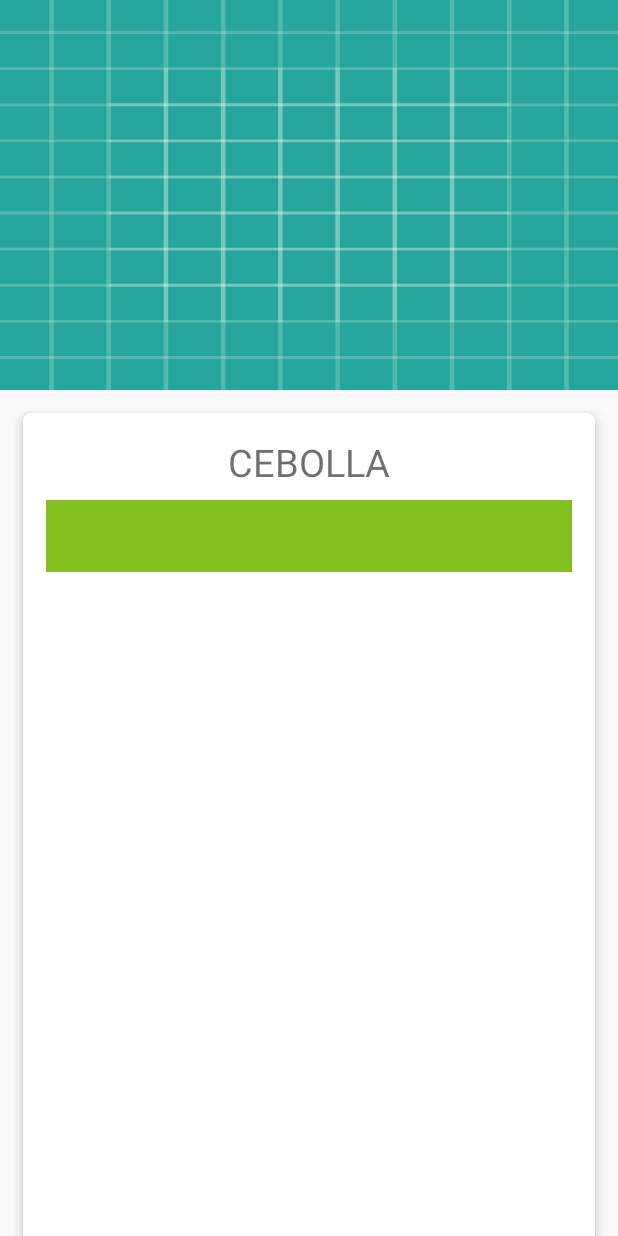
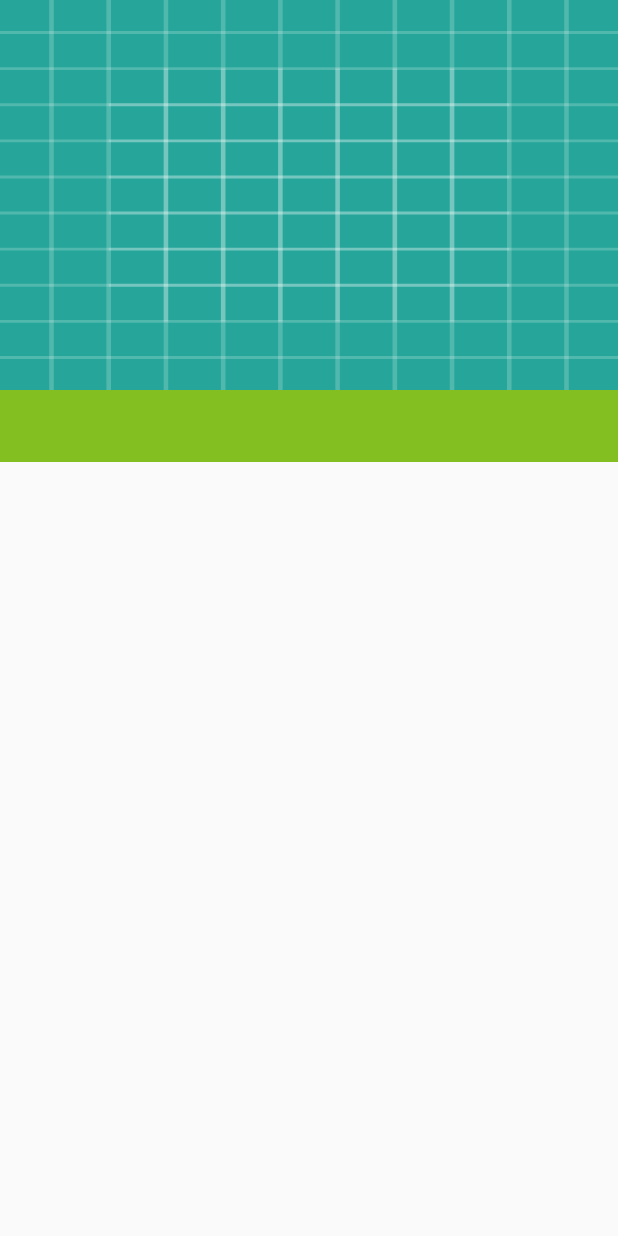
Before and after one commit to stefanny98/NutriPlayApp, an Android app: the layout activity_jobsdetallereceta.xml on its own in the app's theme, with its tools: preview values and no code run, on a phone screen of 412 x 824 dp. Run offline under Robolectric (Android 15) with nearby library versions, the phone set to English and light mode, and no system bars.

Commit message:
Change View Receta

```diff
--- a/app/src/main/java/com/tecsup/nutriplayapp/fragments/IngredientesFragment.java
+++ b/app/src/main/java/com/tecsup/nutriplayapp/fragments/IngredientesFragment.java
@@ -1,5 +1,6 @@
 package com.tecsup.nutriplayapp.fragments;
 
+import android.content.Context;
 import android.os.Bundle;
 import android.support.v4.app.Fragment;
 import android.view.LayoutInflater;
@@ -12,6 +13,9 @@ import com.tecsup.nutriplayapp.R;
 
 import java.util.Arrays;
 import java.util.List;
+
+import uk.co.chrisjenx.calligraphy.CalligraphyConfig;
+import uk.co.chrisjenx.calligraphy.CalligraphyContextWrapper;
 
 
 public class IngredientesFragment extends Fragment {
@@ -32,4 +36,5 @@ public class IngredientesFragment extends Fragment {
         }
         return view;
     }
+
 }
--- a/app/src/main/java/com/tecsup/nutriplayapp/fragments/TiendaFragment.java
+++ b/app/src/main/java/com/tecsup/nutriplayapp/fragments/TiendaFragment.java
@@ -45,8 +45,8 @@ public class TiendaFragment extends Fragment {
         uid = user.getUid();
         //uid = "uX9yWXRpKcaC1JnupQ1IoODzjBr2";
 
-        misrecetasList = (RecyclerView) view.findViewById(R.id.tiendaLista);
-        total_monedas = (TextView)view.findViewById(R.id.total_monedas);
+        misrecetasList =  view.findViewById(R.id.tiendaLista);
+        total_monedas = view.findViewById(R.id.total_monedas);
 
         progress = new ProgressDialog(getContext());
         progress.setTitle("Cargando");
--- a/app/src/main/res/layout/activity_jobsdetallereceta.xml
+++ b/app/src/main/res/layout/activity_jobsdetallereceta.xml
@@ -23,6 +23,7 @@
             android:fitsSystemWindows="true"
             android:theme="@style/ThemeOverlay.AppCompat.Dark"
             app:contentScrim="@color/colorPrimary"
+            app:expandedTitleTextAppearance="@style/TextAppearance.Design.CollapsingToolbar.Expanded.Shadow"
             app:layout_scrollFlags="scroll|exitUntilCollapsed">
 
             <ImageView
@@ -54,50 +55,32 @@
                 android:layout_width="match_parent"
                 android:layout_height="wrap_content">
 
-                <android.support.v7.widget.CardView
-                    android:id="@+id/card_ejemplo"
-                    android:layout_width="match_parent"
-                    android:layout_height="match_parent"
-                    android:layout_margin="15dp"
-                    app:cardCornerRadius="5dp"
-                    app:cardElevation="5dp">
-
-
                 <RelativeLayout
                     android:layout_width="match_parent"
                     android:layout_height="wrap_content"
-                        android:layout_margin="15dp">
-
-                        <TextView
-                            android:id="@+id/nombre"
-                            android:layout_width="match_parent"
-                            android:layout_height="wrap_content"
-                            android:layout_centerHorizontal="true"
-                            android:gravity="center"
-                            android:text="CEBOLLA"
-                            android:textColor="#90000000"
-                            android:textSize="25sp" />
+                   >
 
                     <android.support.design.widget.TabLayout
-                            android:layout_below="@+id/nombre"
                         android:id="@+id/tabDetalle"
                         android:layout_width="match_parent"
                         android:layout_height="wrap_content"
-                            android:layout_marginTop="8dp"
+
+                        app:tabIndicatorHeight="2dp"
+                        app:tabTextColor="@color/colorSecondaryText"
+                        app:tabSelectedTextColor="@color/white"
                         android:background="@color/colorPrimary">
 
                     </android.support.design.widget.TabLayout>
 
                     <android.support.v4.view.ViewPager
-                            android:layout_below="@+id/tabDetalle"
+                        android:padding="16dp"
                         android:id="@+id/pagerDetalle"
                         android:layout_width="wrap_content"
                         android:layout_height="wrap_content"
-                            android:layout_marginBottom="12dp"
-                            android:layout_marginTop="12dp">
-                        </android.support.v4.view.ViewPager>
+                        android:layout_below="@+id/tabDetalle"
+                        ></android.support.v4.view.ViewPager>
                 </RelativeLayout>
-                </android.support.v7.widget.CardView>
+
             </FrameLayout>
 
     </android.support.v4.widget.NestedScrollView>
--- a/app/src/main/res/layout/fragment_ingredientes.xml
+++ b/app/src/main/res/layout/fragment_ingredientes.xml
@@ -8,6 +8,7 @@
 
     <!-- TODO: Update blank fragment layout -->
     <TextView
+        android:textSize="16sp"
         android:layout_width="match_parent"
         android:layout_height="wrap_content"
         android:layout_margin="5dp"
@@ -15,6 +16,7 @@
         android:textStyle="bold" />
 
     <TextView
+        android:textSize="15sp"
         android:id="@+id/ingreText"
         android:layout_width="match_parent"
         android:layout_height="wrap_content"
--- a/app/src/main/res/layout/fragment_preparacion.xml
+++ b/app/src/main/res/layout/fragment_preparacion.xml
@@ -7,6 +7,7 @@
 
     <!-- TODO: Update blank fragment layout -->
     <TextView
+        android:textSize="15sp"
         android:layout_margin="5dp"
         android:id="@+id/conteText"
         android:layout_width="match_parent"
--- a/app/src/main/res/values-w820dp/dimens.xml
+++ /dev/null
@@ -1,6 +0,0 @@
-<resources>
-    <!-- Example customization of dimensions originally defined in res/values/dimens.xml
-         (such as screen margins) for screens with more than 820dp of available width. This
-         would include 7" and 10" devices in landscape (~960dp and ~1280dp respectively). -->
-    <dimen name="activity_horizontal_margin">64dp</dimen>
-</resources>
--- a/app/src/main/res/values/colors.xml
+++ b/app/src/main/res/values/colors.xml
@@ -24,7 +24,7 @@
     <color name="colorSecondaryDark">#c49000</color>
     <color name="colorPrimaryText">#f1f8e9</color>
     <color name="colorSecondaryText">#e8f5e9</color>
-    <color name="transparent_white_75">#BF84A770</color>
+    <color name="transparent_white_75">#F184A770</color>
 
     <color name="white">#fafafa</color>
     <color name="white_pressed">#B6B1AF</color>
--- a/app/src/main/res/values/dimen.xml
+++ b/app/src/main/res/values/dimen.xml
@@ -3,4 +3,8 @@
     <dimen name="cards_padding">10dp</dimen>
     <dimen name="app_bar_height">260dp</dimen>
     <dimen name="radio_boton">50dp</dimen>
+    <color name="translucent_scrim_top">#26000000</color>
+    <color name="translucent_scrim_top_center">#0C000000</color>
+    <color name="translucent_scrim_bottom">#2A000000</color>
+    <color name="translucent_scrim_bottom_center">#0D000000</color>
 </resources>
--- a/app/src/main/res/values/strings.xml
+++ b/app/src/main/res/values/strings.xml
@@ -16,4 +16,5 @@
     <!-- IBM Credencial-->
     <string name="version">2018-03-19</string>
     <string name="api_key">crhLULCzRvjTt7qnCYo2r-Nz9S0woT1TQYiRfUnQjIac</string>
+    <string name="title_activity_scrolling">ScrollingActivity</string>
 </resources>
--- a/app/src/main/res/values/styles.xml
+++ b/app/src/main/res/values/styles.xml
@@ -24,11 +24,18 @@
 
     <style name="AppTheme.PopupOverlay" parent="ThemeOverlay.AppCompat.Light" />
 
-    <style name="ThemeOverlay.AppCompat.Dark.ActionBar" parent="Base.ThemeOverlay.AppCompat.Dark.ActionBar"/>
+    <style name="ThemeOverlay.AppCompat.Dark.ActionBar" parent="Base.ThemeOverlay.AppCompat.Dark.ActionBar" />
 
     <style name="TextAppearance.FontPath" parent="android:TextAppearance">
         <!-- Custom Attr-->
         <item name="fontPath">fonts/dosis-book.ttf</item>
     </style>
 
+    <style name="TextAppearance.Design.CollapsingToolbar.Expanded.Shadow">
+        <item name="android:shadowDy">0</item>
+        <item name="android:shadowDx">0</item>
+        <item name="android:shadowRadius">8</item>
+        <item name="android:shadowColor">@android:color/black</item>
+    </style>
+
 </resources>
```
Also changed, not shown: app/src/main/AndroidManifest.xml (+20 -20 lines), app/src/main/java/com/tecsup/nutriplayapp/jobsdetallereceta.java (+10 -6 lines), app/src/main/res/values/dimens.xml (deleted, +0 -7 lines). Lines whose indentation alone changed are shown as unchanged.
